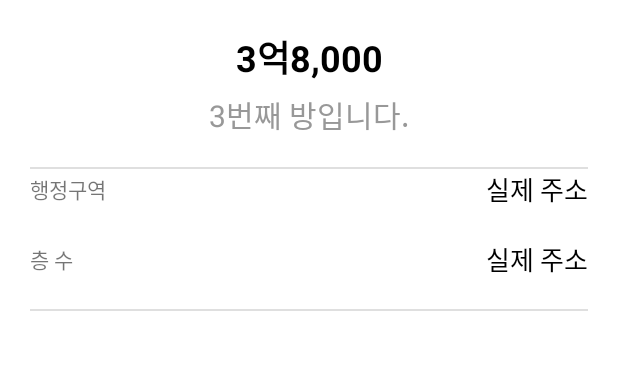
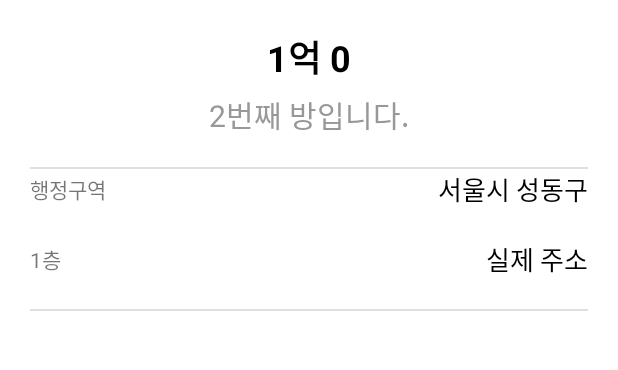
Before and after one commit to spris1513/JicbangCopy_210912, an Android app: the screen it shows after launch (activity_view_room_detail), after a tap on an icon or button, on a phone screen of 412 x 824 dp, the part 491-861 px from its top. Run offline under Robolectric (Android 15) with nearby library versions, the phone set to English and light mode, and no system bars.

Commit message:
받아낸 방 데이터 활용 > 실제문구반영  - 클레스에 만들어둔 함수 재활용

```diff
--- a/app/src/main/java/com/neppplus/jicbangcopy_210912/activity_view_room_detail.kt
+++ b/app/src/main/java/com/neppplus/jicbangcopy_210912/activity_view_room_detail.kt
@@ -3,6 +3,7 @@ package com.neppplus.jicbangcopy_210912
 import androidx.appcompat.app.AppCompatActivity
 import android.os.Bundle
 import com.neppplus.jicbangcopy_210912.datas.RoomData
+import kotlinx.android.synthetic.main.activity_view_room_detail.*
 
 class activity_view_room_detail : AppCompatActivity() {
     override fun onCreate(savedInstanceState: Bundle?) {
@@ -11,6 +12,11 @@ class activity_view_room_detail : AppCompatActivity() {
 
         val room = intent.getSerializableExtra("roomData") as RoomData
 
+        priceTxt.text = room.gerFormattedPrice()
+        descriptionTxt.text = room.description
+        adressTxt.text = room.address
+        floorTxt.text = room.getFormatedFloor()
+
 
     }
 }
--- a/app/src/main/res/layout/activity_view_room_detail.xml
+++ b/app/src/main/res/layout/activity_view_room_detail.xml
@@ -26,6 +26,7 @@
         android:orientation="vertical">
 
         <TextView
+            android:id="@+id/priceTxt"
             android:layout_width="match_parent"
             android:layout_height="wrap_content"
             android:text="3억8,000"
@@ -35,6 +36,7 @@
             android:gravity="center" />
 
         <TextView
+            android:id="@+id/descriptionTxt"
             android:layout_width="match_parent"
             android:layout_height="wrap_content"
             android:text="3번째 방입니다."
@@ -76,6 +78,7 @@
                 android:layout_weight="1" />
 
             <TextView
+                android:id="@+id/adressTxt"
                 android:layout_width="wrap_content"
                 android:layout_height="wrap_content"
                 android:text="실제 주소"
@@ -95,6 +98,7 @@
             android:orientation="horizontal">
 
             <TextView
+                android:id="@+id/floorTxt"
                 android:layout_width="wrap_content"
                 android:layout_height="wrap_content"
                 android:text="층 수" />
```
